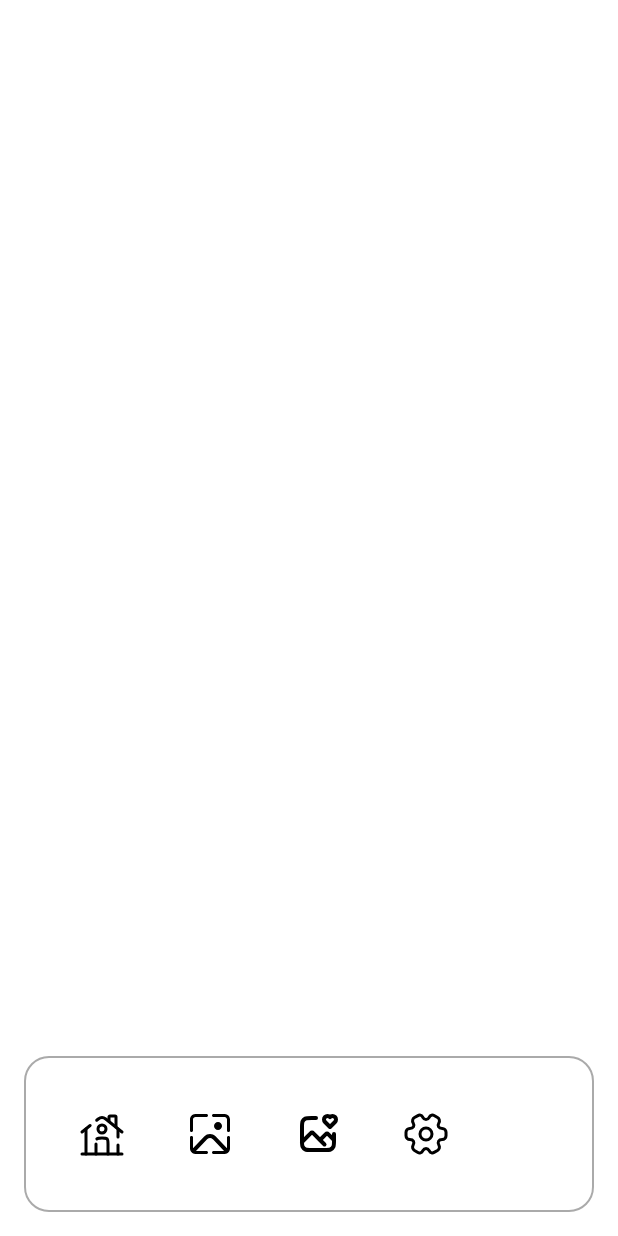
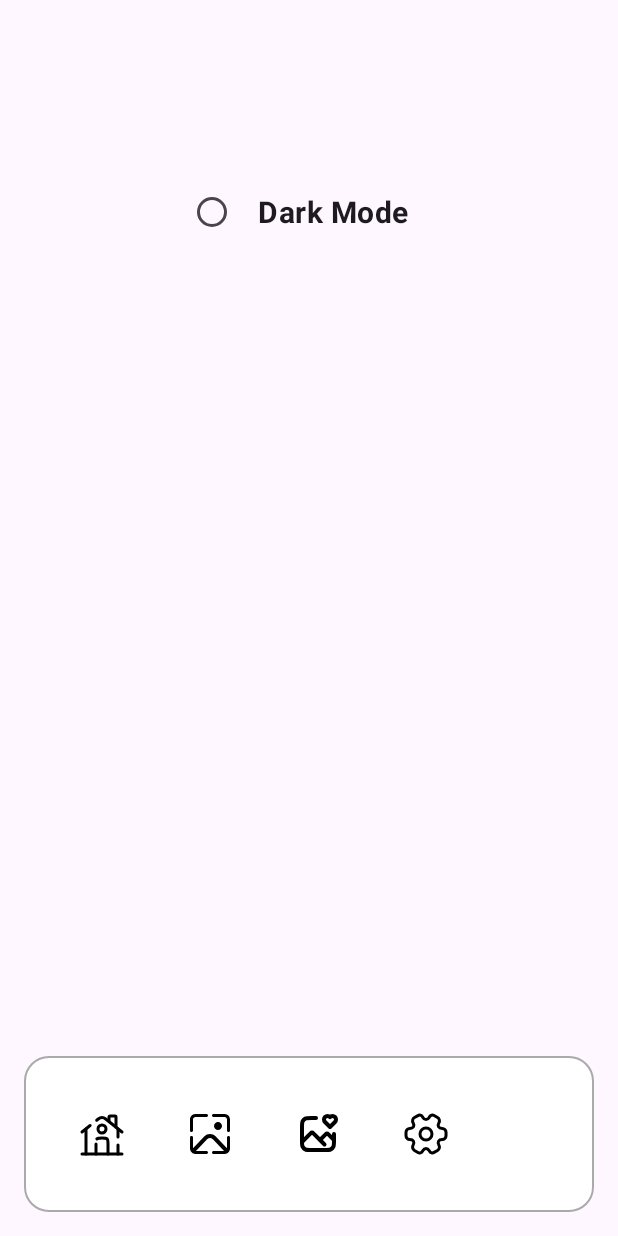
Before and after one commit to nishu1998/Capstone_Project, an Android app: the layout activity_setting.xml on its own in the app's theme, with its tools: preview values and no code run, on a phone screen of 412 x 824 dp. Run offline under Robolectric (Android 15) with nearby library versions, the phone set to English and light mode, and no system bars; network calls fail.

Commit message:
Dark Mode. Fixed #2

```diff
--- a/Cosmos/app/src/main/AndroidManifest.xml
+++ b/Cosmos/app/src/main/AndroidManifest.xml
@@ -16,6 +16,9 @@
         android:supportsRtl="true"
         android:theme="@style/Theme.Cosmos"
         tools:targetApi="31">
+        <activity
+            android:name=".ReadingActivity"
+            android:exported="false" />
         <activity
             android:name=".PopularWallpaper"
             android:exported="false" />
--- a/Cosmos/app/src/main/java/com/mahakalstudio/cosmos/Setting.kt
+++ b/Cosmos/app/src/main/java/com/mahakalstudio/cosmos/Setting.kt
@@ -1,5 +1,3 @@
-//Setting.kt
-
 package com.mahakalstudio.cosmos
 
 import android.content.Intent
--- a/Cosmos/app/src/main/res/layout/activity_setting.xml
+++ b/Cosmos/app/src/main/res/layout/activity_setting.xml
@@ -4,44 +4,59 @@
     xmlns:tools="http://schemas.android.com/tools"
     android:layout_width="match_parent"
     android:layout_height="match_parent"
-    android:background="@color/white"
     tools:context=".Setting">
-
-    <!-- Content Above Navigation Bar -->
-    <!-- Define your content here -->
 
     <!-- Navigation Bar -->
 
+
+    <RadioButton
+        android:id="@+id/radioDarkMode"
+        android:layout_width="161dp"
+        android:layout_height="49dp"
+        android:layout_marginStart="125dp"
+        android:layout_marginTop="70dp"
+        android:layout_marginEnd="125dp"
+        android:layout_marginBottom="492dp"
+        android:checked="false"
+        android:onClick="onDarkModeClicked"
+        android:text="Dark Mode"
+        android:textAlignment="center"
+        android:textSize="20sp"
+        android:textStyle="bold"
+        app:layout_constraintBottom_toTopOf="@+id/navigation_bar"
+        app:layout_constraintEnd_toEndOf="parent"
+        app:layout_constraintStart_toStartOf="parent"
+        app:layout_constraintTop_toTopOf="parent" />
 
     <LinearLayout
         android:id="@+id/navigation_bar"
         android:layout_width="0dp"
         android:layout_height="wrap_content"
+        android:layout_margin="16dp"
+        android:background="@drawable/rounded_shadow"
         android:orientation="horizontal"
-        android:background="@drawable/rounded_shadow"
         android:padding="16dp"
-        android:layout_margin="16dp"
         app:layout_constraintBottom_toBottomOf="parent"
-        app:layout_constraintStart_toStartOf="parent"
-        app:layout_constraintEnd_toEndOf="parent">
+        app:layout_constraintEnd_toEndOf="parent"
+        app:layout_constraintStart_toStartOf="parent">
         <!-- Home Button -->
         <FrameLayout
             android:id="@+id/home_button"
             android:layout_width="wrap_content"
             android:layout_height="wrap_content"
+            android:layout_gravity="center"
             android:layout_margin="8dp"
-            android:layout_gravity="center"
             android:background="?attr/selectableItemBackgroundBorderless"
-            android:padding="12dp"
             android:clickable="true"
+            android:contentDescription="@string/home_button_description"
             android:focusable="true"
-            android:contentDescription="@string/home_button_description">
+            android:padding="12dp">
 
             <ImageView
                 android:layout_width="32dp"
                 android:layout_height="32dp"
                 android:src="@drawable/home"
-                app:tint="@android:color/black"/>
+                app:tint="@android:color/black" />
 
             <TextView
                 android:id="@+id/home_tooltip"
@@ -52,7 +67,7 @@
                 android:padding="8dp"
                 android:text="@string/home"
                 android:textColor="@android:color/black"
-                android:visibility="gone"/>
+                android:visibility="gone" />
         </FrameLayout>
 
         <!-- Wallpaper Button -->
@@ -60,19 +75,19 @@
             android:id="@+id/messages_button"
             android:layout_width="wrap_content"
             android:layout_height="wrap_content"
+            android:layout_gravity="center"
             android:layout_margin="8dp"
-            android:layout_gravity="center"
             android:background="?attr/selectableItemBackgroundBorderless"
-            android:padding="12dp"
             android:clickable="true"
+            android:contentDescription="@string/Wallpaper_button_description"
             android:focusable="true"
-            android:contentDescription="@string/Wallpaper_button_description">
+            android:padding="12dp">
 
             <ImageView
                 android:layout_width="32dp"
                 android:layout_height="32dp"
                 android:src="@drawable/wallpaper"
-                app:tint="@android:color/black"/>
+                app:tint="@android:color/black" />
 
             <TextView
                 android:id="@+id/messages_tooltip"
@@ -83,7 +98,7 @@
                 android:padding="8dp"
                 android:text="@string/Wallpaper"
                 android:textColor="@android:color/black"
-                android:visibility="gone"/>
+                android:visibility="gone" />
         </FrameLayout>
 
         <!-- Favourite Button -->
@@ -91,19 +106,19 @@
             android:id="@+id/user_button"
             android:layout_width="wrap_content"
             android:layout_height="wrap_content"
+            android:layout_gravity="center"
             android:layout_margin="8dp"
-            android:layout_gravity="center"
             android:background="?attr/selectableItemBackgroundBorderless"
-            android:padding="12dp"
             android:clickable="true"
+            android:contentDescription="@string/Favourite_button_description"
             android:focusable="true"
-            android:contentDescription="@string/Favourite_button_description">
+            android:padding="12dp">
 
             <ImageView
                 android:layout_width="32dp"
                 android:layout_height="32dp"
                 android:src="@drawable/favourite"
-                app:tint="@android:color/black"/>
+                app:tint="@android:color/black" />
 
             <TextView
                 android:id="@+id/user_tooltip"
@@ -114,7 +129,7 @@
                 android:padding="8dp"
                 android:text="@string/Favourite"
                 android:textColor="@android:color/black"
-                android:visibility="gone"/>
+                android:visibility="gone" />
         </FrameLayout>
 
         <!-- Settings Button -->
@@ -122,19 +137,19 @@
             android:id="@+id/settings_button"
             android:layout_width="wrap_content"
             android:layout_height="wrap_content"
+            android:layout_gravity="center"
             android:layout_margin="8dp"
-            android:layout_gravity="center"
             android:background="?attr/selectableItemBackgroundBorderless"
-            android:padding="12dp"
             android:clickable="true"
+            android:contentDescription="@string/Setting_button_description"
             android:focusable="true"
-            android:contentDescription="@string/Setting_button_description">
+            android:padding="12dp">
 
             <ImageView
                 android:layout_width="32dp"
                 android:layout_height="32dp"
                 android:src="@drawable/setting"
-                app:tint="@android:color/black"/>
+                app:tint="@android:color/black" />
 
             <TextView
                 android:id="@+id/settings_tooltip"
@@ -145,7 +160,7 @@
                 android:padding="8dp"
                 android:text="@string/Setting"
                 android:textColor="@android:color/black"
-                android:visibility="gone"/>
+                android:visibility="gone" />
         </FrameLayout>
     </LinearLayout>
 </androidx.constraintlayout.widget.ConstraintLayout>
--- a/Cosmos/app/src/main/res/values/colors.xml
+++ b/Cosmos/app/src/main/res/values/colors.xml
@@ -12,5 +12,6 @@
     <color name="teal">#4A4D48</color>
     <color name="purple">#673AB7</color>
 
-
+    <color name="lightModeBackground">#FFFFFF</color>
+    <color name="darkModeBackground">#2F2E2E</color>
 </resources>
```
Also changed, not shown: Cosmos/app/src/main/java/com/mahakalstudio/cosmos/ItemAdapter.kt (+14 -2 lines), Cosmos/app/src/main/java/com/mahakalstudio/cosmos/MainActivity.kt (+29 -3 lines), Cosmos/app/src/main/java/com/mahakalstudio/cosmos/ReadingActivity.kt (added, +11 -0 lines), Cosmos/app/src/main/res/layout/activity_main.xml (+15 -4 lines), Cosmos/app/src/main/res/layout/activity_reading.xml (added, +9 -0 lines), Cosmos/app/src/main/res/values/Style.xml (+7 -3 lines).
